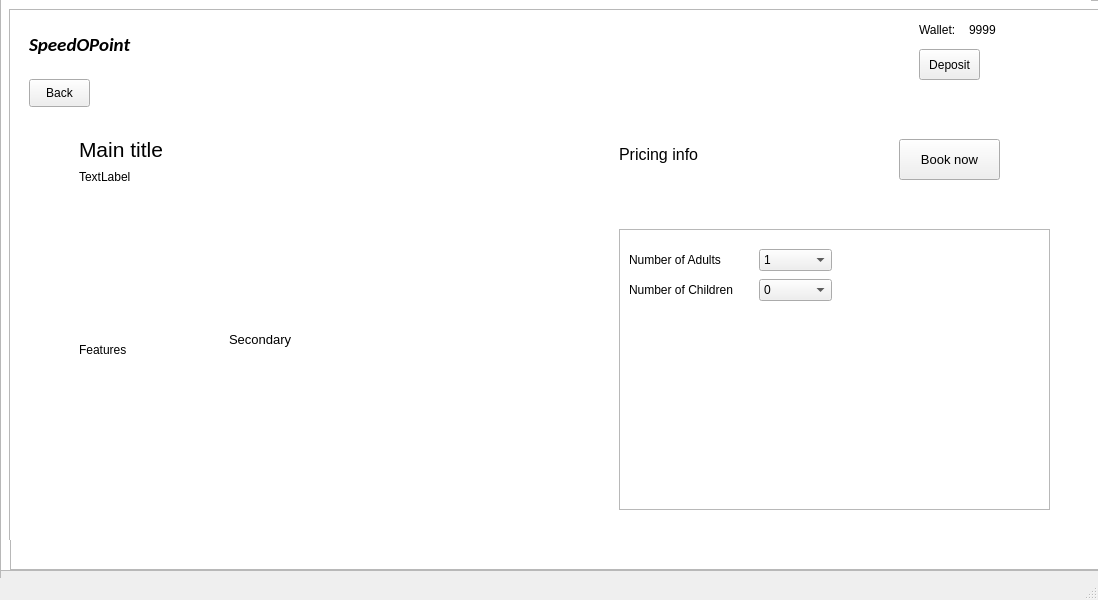
This is SpeedoPoint/mainwindow.ui in AliEissa2077/speedopoint as Qt 5 draws it before an edit. The edited form follows.
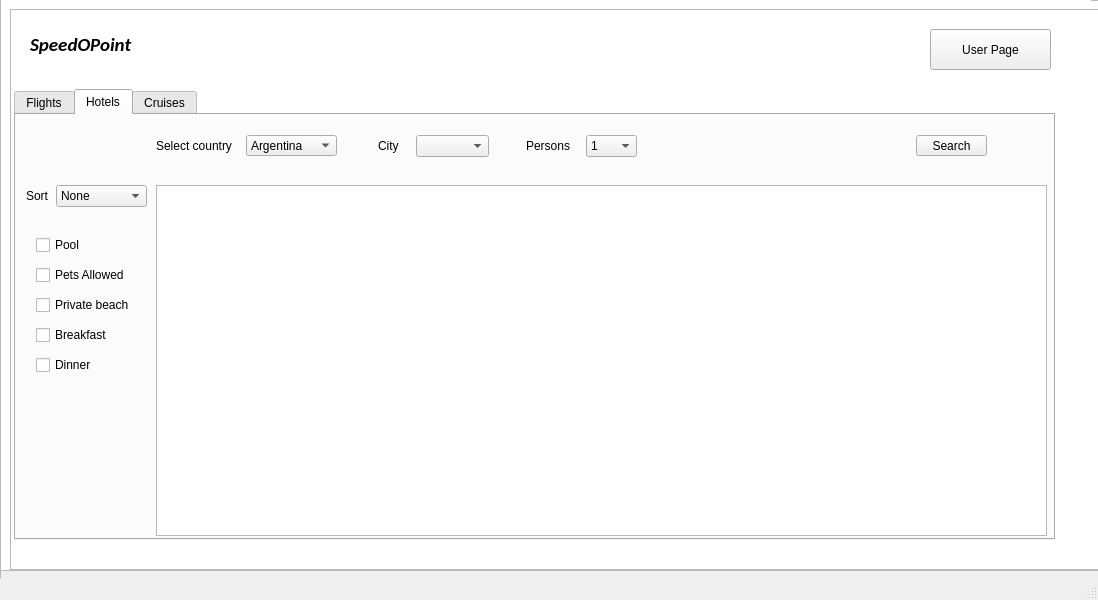
This is the edited form.

Commit message: user page + contributions

Diff of the .ui file:
```diff
--- a/SpeedoPoint/mainwindow.ui
+++ b/SpeedoPoint/mainwindow.ui
@@ -1325,6 +1325,19 @@
       </widget>
      </widget>
     </widget>
+    <widget class="QPushButton" name="UserPageButton">
+     <property name="geometry">
+      <rect>
+       <x>930</x>
+       <y>30</y>
+       <width>121</width>
+       <height>41</height>
+      </rect>
+     </property>
+     <property name="text">
+      <string>User Page</string>
+     </property>
+    </widget>
    </widget>
    <widget class="QFrame" name="DetailsPage">
     <property name="geometry">
@@ -2169,11 +2182,144 @@
       </rect>
      </property>
     </widget>
+    <widget class="QLabel" name="Speedopointtxt_3">
+     <property name="geometry">
+      <rect>
+       <x>190</x>
+       <y>10</y>
+       <width>161</width>
+       <height>51</height>
+      </rect>
+     </property>
+     <property name="font">
+      <font>
+       <family>Calibri</family>
+       <pointsize>14</pointsize>
+       <weight>75</weight>
+       <italic>true</italic>
+       <bold>true</bold>
+      </font>
+     </property>
+     <property name="text">
+      <string>SpeedOPoint</string>
+     </property>
+    </widget>
+    <widget class="QWidget" name="verticalLayoutWidget_6">
+     <property name="geometry">
+      <rect>
+       <x>540</x>
+       <y>110</y>
+       <width>491</width>
+       <height>431</height>
+      </rect>
+     </property>
+     <layout class="QVBoxLayout" name="reservations"/>
+    </widget>
+    <widget class="QLabel" name="reservTitle">
+     <property name="geometry">
+      <rect>
+       <x>540</x>
+       <y>70</y>
+       <width>191</width>
+       <height>31</height>
+      </rect>
+     </property>
+     <property name="font">
+      <font>
+       <pointsize>12</pointsize>
+      </font>
+     </property>
+     <property name="text">
+      <string>Reservations</string>
+     </property>
+    </widget>
+    <widget class="QLabel" name="Emaillabel">
+     <property name="geometry">
+      <rect>
+       <x>40</x>
+       <y>160</y>
+       <width>101</width>
+       <height>16</height>
+      </rect>
+     </property>
+     <property name="text">
+      <string>Username</string>
+     </property>
+    </widget>
+    <widget class="QLineEdit" name="usernametxt">
+     <property name="geometry">
+      <rect>
+       <x>40</x>
+       <y>180</y>
+       <width>261</width>
+       <height>31</height>
+      </rect>
+     </property>
+    </widget>
+    <widget class="QLabel" name="Emaillabel_2">
+     <property name="geometry">
+      <rect>
+       <x>40</x>
+       <y>240</y>
+       <width>55</width>
+       <height>16</height>
+      </rect>
+     </property>
+     <property name="text">
+      <string>Email</string>
+     </property>
+    </widget>
+    <widget class="QLineEdit" name="emailtxt">
+     <property name="geometry">
+      <rect>
+       <x>40</x>
+       <y>260</y>
+       <width>261</width>
+       <height>31</height>
+      </rect>
+     </property>
+    </widget>
+    <widget class="QLabel" name="Emaillabel_3">
+     <property name="geometry">
+      <rect>
+       <x>40</x>
+       <y>320</y>
+       <width>81</width>
+       <height>16</height>
+      </rect>
+     </property>
+     <property name="text">
+      <string>Password</string>
+     </property>
+    </widget>
+    <widget class="QLineEdit" name="passwordtxt">
+     <property name="geometry">
+      <rect>
+       <x>40</x>
+       <y>340</y>
+       <width>261</width>
+       <height>31</height>
+      </rect>
+     </property>
+    </widget>
+    <widget class="QPushButton" name="UserPageBack">
+     <property name="geometry">
+      <rect>
+       <x>30</x>
+       <y>20</y>
+       <width>71</width>
+       <height>31</height>
+      </rect>
+     </property>
+     <property name="text">
+      <string>Back</string>
+     </property>
+    </widget>
    </widget>
    <zorder>LoginScreen</zorder>
+   <zorder>DetailsPage</zorder>
    <zorder>UserPage</zorder>
    <zorder>Listings</zorder>
-   <zorder>DetailsPage</zorder>
   </widget>
   <widget class="QMenuBar" name="menubar">
    <property name="geometry">
```
The commit also changes 6 other files.
